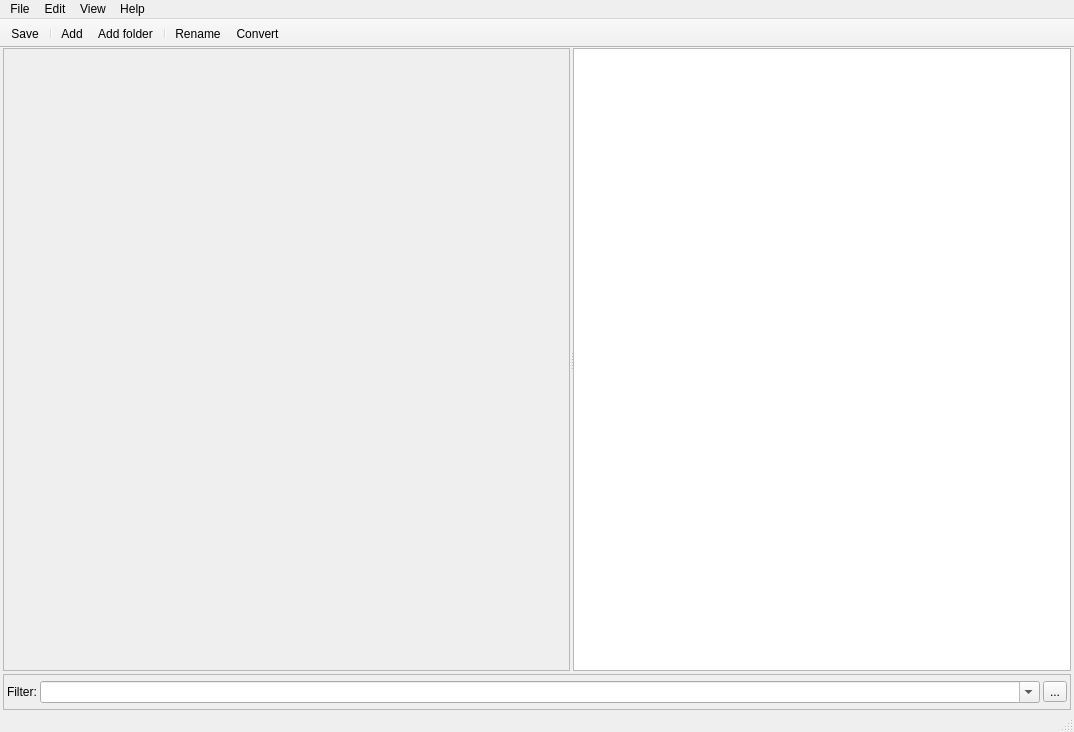
Old version of the form src/designer/mainwindow.ui in the repository dnkorpushov/libro2.
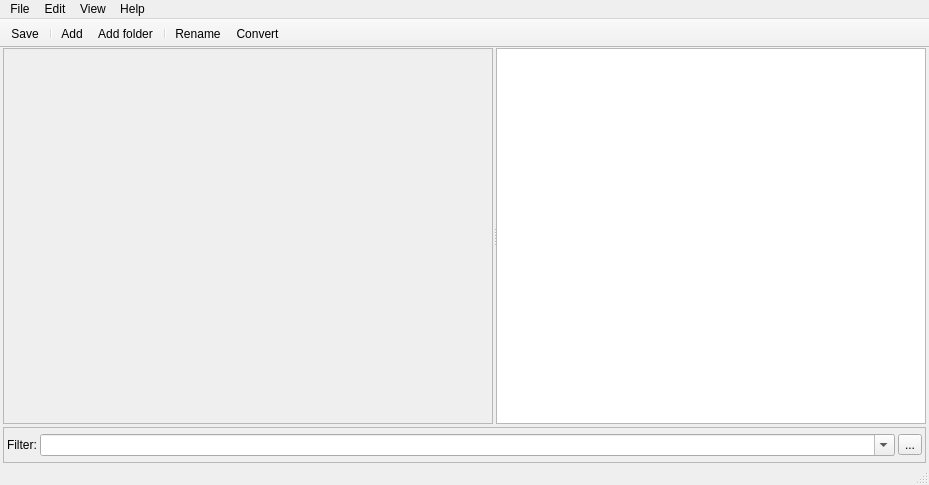
New version of the form. Custom widgets are drawn as their Qt base class.

```diff
--- a/src/designer/mainwindow.ui
+++ b/src/designer/mainwindow.ui
@@ -6,8 +6,8 @@
    <rect>
     <x>0</x>
     <y>0</y>
-    <width>1074</width>
-    <height>732</height>
+    <width>929</width>
+    <height>485</height>
    </rect>
   </property>
   <property name="windowTitle">
@@ -195,7 +195,7 @@
     <rect>
      <x>0</x>
      <y>0</y>
-     <width>1074</width>
+     <width>929</width>
      <height>26</height>
     </rect>
    </property>
```
Left out of the diff: 2 changed lines with no effect on the pictures.
